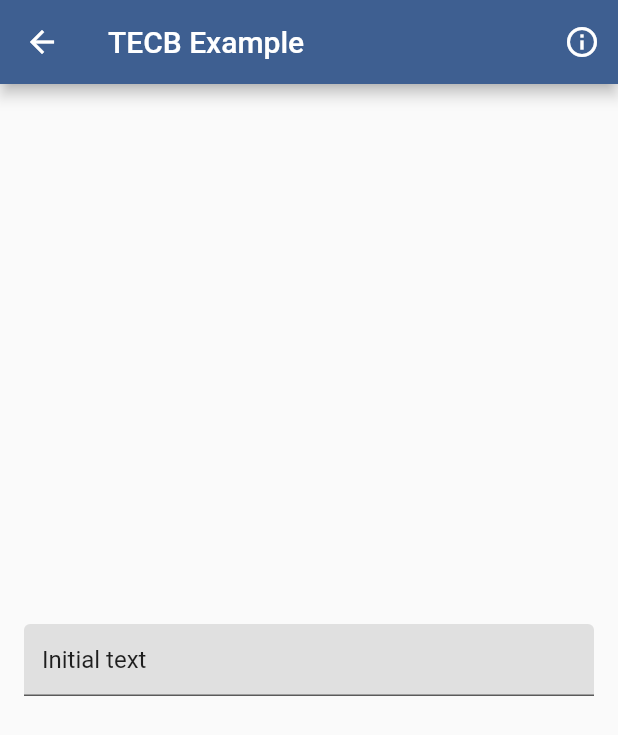
After one commit to GroovinChip/bluejay, a Flutter app: the screen it shows after launch, after a tap on "TextEditingControllerBuilder", on a phone screen of 412 x 824 dp. The commit adds this screen. Shown: the top 735 px of the screen. Run offline on Flutter 3.47's test engine with Material 2 defaults, Android fonts, the phone set to English and light mode, and no system bars; our stand-ins replace google_fonts; network calls fail.

Commit message:
Version 1.0.0

````diff
--- a/example/lib/bluejay_gallery.dart
+++ b/example/lib/bluejay_gallery.dart
@@ -1,9 +1,10 @@
 import 'package:bluejay/bluejay.dart';
-import 'package:example/screens/logger_example.dart';
+import 'package:example/screens/text_editing_contoller_builder_example.dart';
 import 'package:flutter/material.dart';
 import 'package:provider/provider.dart';
 
 import 'screens/defer_init_example.dart';
+import 'screens/logger_example.dart';
 import 'screens/theme_brightness_animated_builder_example.dart';
 import 'widgets/bluejay_item_tile.dart';
 
@@ -43,6 +44,16 @@ class BluejayGallery extends StatelessWidget {
                 ),
               ),
               BluejayItemTile(
+                name: 'TextEditingControllerBuilder',
+                description:
+                    'Exposes a TextEditingController to a child widget, which allows any TextField to be declarative.',
+                onTap: () => Navigator.of(context).push(
+                  MaterialPageRoute(
+                    builder: (_) => TextEditingControllerBuilderExample(),
+                  ),
+                ),
+              ),
+              BluejayItemTile(
                 name: 'Logger',
                 description:
                     'A simple logging service using extensions for channels with multiple outputs',
--- /dev/null
+++ b/example/lib/screens/text_editing_contoller_builder_example.dart
@@ -0,0 +1,52 @@
+import 'package:bluejay/bluejay.dart';
+import 'package:flutter/material.dart';
+
+import '../widgets/author_button.dart';
+
+class TextEditingControllerBuilderExample extends StatefulWidget {
+  TextEditingControllerBuilderExample({
+    Key? key,
+  }) : super(key: key);
+
+  @override
+  _TextEditingControllerBuilderExampleState createState() =>
+      _TextEditingControllerBuilderExampleState();
+}
+
+class _TextEditingControllerBuilderExampleState
+    extends State<TextEditingControllerBuilderExample> {
+  @override
+  Widget build(BuildContext context) {
+    return Scaffold(
+      appBar: AppBar(
+        title: Text('TECB Example'),
+        actions: [
+          AuthorButton(
+            authorName: 'Luke Pighetti',
+            authorAvatarUrl:
+            'https://pbs.twimg.com/profile_images/1353406162939514880/1bbUvJoR_400x400.jpg',
+            sourceUrl:
+            'https://gist.github.com/lukepighetti/55d367808e994e426fc0c7f7032fab9c',
+          ),
+        ],
+      ),
+      body: Center(
+        child: Padding(
+          padding: const EdgeInsets.all(16.0),
+          child: TextEditingControllerBuilder(
+            text: 'Initial text',
+            builder: (context, controller) {
+              return TextField(
+                controller: controller,
+                decoration: InputDecoration(
+                  filled: true,
+                  fillColor: Colors.grey.shade300,
+                ),
+              );
+            },
+          ),
+        ),
+      ),
+    );
+  }
+}
--- a/lib/bluejay.dart
+++ b/lib/bluejay.dart
@@ -2,7 +2,8 @@
 
 library bluejay;
 
-export 'src/widgets/defer_init.dart';
-export 'src/widgets/theme_brightness_animated_builder.dart';
 export 'src/extensions/extensions.dart';
 export 'src/logging/logger.dart';
+export 'src/widgets/defer_init.dart';
+export 'src/widgets/text_editing_controller_builder.dart';
+export 'src/widgets/theme_brightness_animated_builder.dart';
--- /dev/null
+++ b/lib/src/widgets/text_editing_controller_builder.dart
@@ -0,0 +1,68 @@
+// This widget was created by Luke Pighetti and edited by GroovinChip.
+// Please view the original source at https://gist.github.com/lukepighetti/55d367808e994e426fc0c7f7032fab9c
+
+import 'package:flutter/widgets.dart';
+
+/// Exposes a [TextEditingController] to the child, which allows
+/// us to convert any [TextField] into a declarative version.
+///
+/// Typically used for wiring up many state fields to form inputs
+/// and making sure everything stays in sync.
+///
+/// If [text] is updated, the consuming [TextField] will also be updated.
+/// If the ancestor is rebuilt, the composing state will not be lost like it typically is.
+///
+/// ```dart
+/// TextEditingControllerBuilder(
+///   text: appState.name,
+///   builder: (context, controller) {
+///     return TextField(
+///       controller: controller,
+///       onChanged: (value) => appState.updateName(value),
+///     );
+///   },
+/// );
+/// ```
+class TextEditingControllerBuilder extends StatefulWidget {
+  const TextEditingControllerBuilder({
+    Key? key,
+    required this.text,
+    required this.builder,
+  }) : super(key: key);
+
+  /// The text to declaratively update in the text controller
+  final String text;
+
+  /// The builder which exposes the [TextEditingController] to the child
+  final Widget Function(BuildContext, TextEditingController) builder;
+
+  @override
+  _TextEditingControllerBuilderState createState() =>
+      _TextEditingControllerBuilderState();
+}
+
+class _TextEditingControllerBuilderState
+    extends State<TextEditingControllerBuilder> {
+  late TextEditingController controller =
+      TextEditingController(text: widget.text);
+
+  @override
+  void dispose() {
+    controller.dispose();
+    super.dispose();
+  }
+
+  @override
+  void didUpdateWidget(covariant TextEditingControllerBuilder oldWidget) {
+    if (oldWidget.text != widget.text) {
+      controller.value = controller.value.copyWith(text: widget.text);
+    }
+
+    super.didUpdateWidget(oldWidget);
+  }
+
+  @override
+  Widget build(BuildContext context) {
+    return widget.builder(context, controller);
+  }
+}
````
Also changed, not shown: pubspec.yaml (+3 -4 lines), 4 other files.
